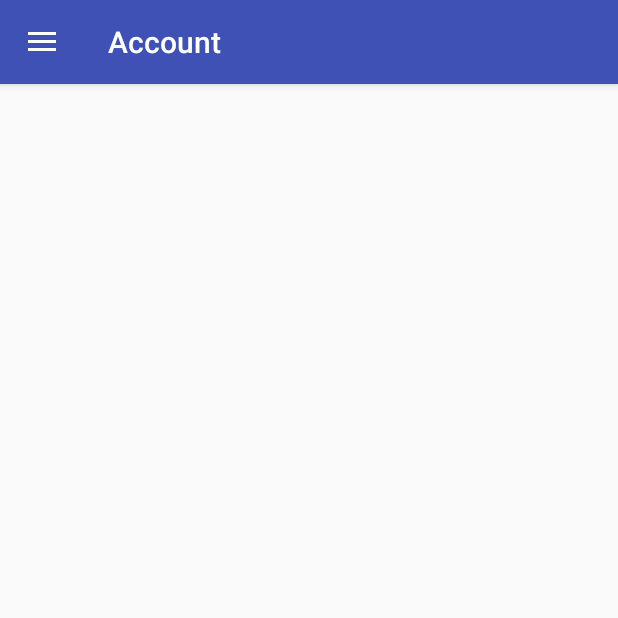
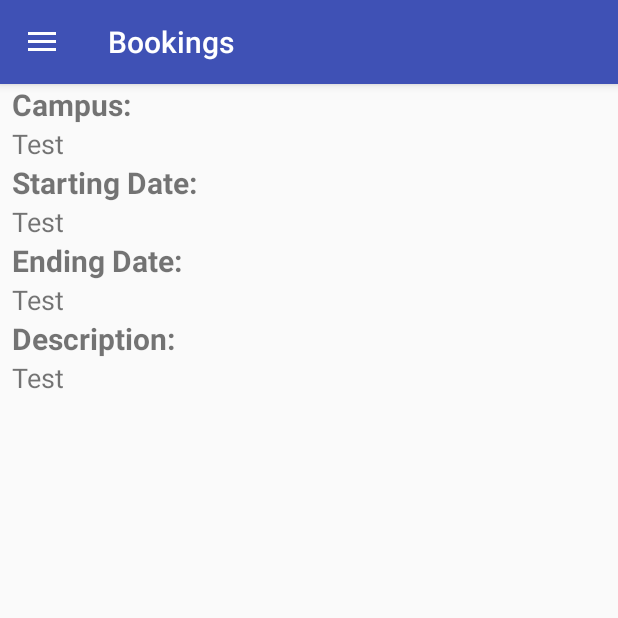
Before and after one commit to BMourtzis/UTSHELPS, an Android app: the fragment BookingFragment placed in its activity, on a phone screen of 412 x 824 dp, the top half of it. Run offline under Robolectric (Android 15) with nearby library versions, the phone set to English and light mode, and no system bars; 6 statements that could not run were skipped.

Commit message:
Added booking view, tried registration, fixed layout padding

```diff
--- a/SDPprototype/app/src/main/java/com/example/gianni/sdpprototype/Fragments/BookingFragment.java
+++ b/SDPprototype/app/src/main/java/com/example/gianni/sdpprototype/Fragments/BookingFragment.java
@@ -10,7 +10,16 @@ import android.view.ViewGroup;
 import android.widget.TextView;
 
 import com.example.gianni.sdpprototype.Models.Booking;
+import com.example.gianni.sdpprototype.Models.Campus;
 import com.example.gianni.sdpprototype.R;
+import com.example.gianni.sdpprototype.Responses.GenericResponse;
+import com.example.gianni.sdpprototype.RestService.RestClient;
+
+import java.util.List;
+
+import retrofit2.Call;
+import retrofit2.Callback;
+import retrofit2.Response;
 
 
 /**
@@ -26,10 +35,21 @@ public class BookingFragment extends Fragment {
         accountView = inflater.inflate(R.layout.booking_details_layout, container, false);
 
         Bundle args = getArguments();
-
         Booking item = args.getParcelable("booking");
 
-        ((AppCompatActivity)getActivity()).getSupportActionBar().setTitle(R.string.title_account);
+        ((AppCompatActivity)getActivity()).getSupportActionBar().setTitle(item.getTopic());
+
+        TextView descText = (TextView) accountView.findViewById(R.id.booking_details_value_description);
+        descText.setText(item.getDescription());
+
+        TextView startingText = (TextView) accountView.findViewById(R.id.booking_details_value_starting);
+        startingText.setText(item.getStarting());
+
+        TextView endingText = (TextView) accountView.findViewById(R.id.booking_details_value_ending);
+        endingText.setText(item.getEnding());
+
+        RestClient client = new RestClient();
+        Call<GenericResponse<List<Campus>>> call = client.getHelpsService().getCampusList(true);
 
         return accountView;
     }
--- a/SDPprototype/app/src/main/java/com/example/gianni/sdpprototype/Fragments/BookingListFragment.java
+++ b/SDPprototype/app/src/main/java/com/example/gianni/sdpprototype/Fragments/BookingListFragment.java
@@ -3,6 +3,8 @@ package com.example.gianni.sdpprototype.Fragments;
 import android.app.Activity;
 import android.app.Fragment;
 import android.app.ListFragment;
+import android.content.Context;
+import android.content.SharedPreferences;
 import android.os.Bundle;
 import android.support.annotation.Nullable;
 import android.support.v7.app.AppCompatActivity;
@@ -40,8 +42,11 @@ public class BookingListFragment extends ListFragment {
     {
         super.onCreate(savedInstanceState);
 
+        SharedPreferences sharedPrefs = getActivity().getSharedPreferences("utshelps", Context.MODE_PRIVATE);
+        String studentId = sharedPrefs.getString("studentId", "error");
+
         RestClient client = new RestClient();
-        Call<GenericResponse<List<Booking>>> call = client.getHelpsService().getBookingList("11386617");
+        Call<GenericResponse<List<Booking>>> call = client.getHelpsService().getBookingList(studentId);
 
         call.enqueue(new Callback<GenericResponse<List<Booking>>>() {
             @Override
--- a/SDPprototype/app/src/main/java/com/example/gianni/sdpprototype/MainActivity.java
+++ b/SDPprototype/app/src/main/java/com/example/gianni/sdpprototype/MainActivity.java
@@ -2,8 +2,10 @@ package com.example.gianni.sdpprototype;
 
 import android.app.FragmentManager;
 import android.app.PendingIntent;
+import android.content.Context;
 import android.content.Intent;
 import android.content.IntentFilter;
+import android.content.SharedPreferences;
 import android.nfc.NdefMessage;
 import android.nfc.NfcAdapter;
 import android.os.Bundle;
@@ -41,12 +43,14 @@ public class MainActivity extends AppCompatActivity
         setContentView(R.layout.activity_main);
         Toolbar toolbar = (Toolbar) findViewById(R.id.toolbar);
         setSupportActionBar(toolbar);
-        getSupportActionBar().setTitle(R.string.title_landing);
 
         DrawerLayout drawer = (DrawerLayout) findViewById(R.id.drawer_layout);
         ActionBarDrawerToggle toggle = new ActionBarDrawerToggle(
                 this, drawer, toolbar, R.string.navigation_drawer_open, R.string.navigation_drawer_close);
         toggle.syncState();
+
+        FragmentManager fragmentManager = getFragmentManager();
+        fragmentManager.beginTransaction().replace(R.id.content_frame, new BookingListFragment()).commit();
 
         NavigationView navigationView = (NavigationView) findViewById(R.id.nav_view);
         navigationView.setNavigationItemSelectedListener(this);
--- a/SDPprototype/app/src/main/java/com/example/gianni/sdpprototype/RestService/HELPS_Service.java
+++ b/SDPprototype/app/src/main/java/com/example/gianni/sdpprototype/RestService/HELPS_Service.java
@@ -24,6 +24,7 @@ import retrofit2.http.QueryMap;
  */
 public interface HELPS_Service
 {
+    //GETS
     @Headers("AppKey:123456")
     @GET("student/get")
     Call<GenericResponse<Student>> getStudent(@Query("studentId") String studentId);
@@ -44,12 +45,13 @@ public interface HELPS_Service
     @GET("workshop/booking/search")
     Call<GenericResponse<List<Booking>>>  getBookingList(@Query("StudentId") String studentId);
 
+    //POSTS
     @Headers({
             "AppKey:123456",
             "Content-Type:application/json"
     })
     @POST("student/register")
-    Call<GenericResponse<Objects>> registerStudent(@Body Student student);
+    Call<GenericResponse> registerStudent(@Body Student student);
 
     @Headers("AppKey:123456")
     @POST("workshop/booking/create")
--- a/SDPprototype/app/src/main/res/layout/booking_details_layout.xml
+++ b/SDPprototype/app/src/main/res/layout/booking_details_layout.xml
@@ -1,6 +1,63 @@
 <?xml version="1.0" encoding="utf-8"?>
-<LinearLayout xmlns:android="http://schemas.android.com/apk/res/android"
-    android:orientation="vertical" android:layout_width="match_parent"
-    android:layout_height="match_parent">
+<ScrollView xmlns:android="http://schemas.android.com/apk/res/android"
+    android:layout_width="fill_parent" android:layout_height="fill_parent">
 
-</LinearLayout>
+    <LinearLayout xmlns:android="http://schemas.android.com/apk/res/android"
+        android:orientation="vertical" android:layout_width="match_parent"
+        android:layout_height="match_parent">
+
+    <TextView android:id="@+id/booking_details_label_campus"
+        android:textSize="20sp"
+        android:textStyle="bold"
+        android:layout_width="wrap_content"
+        android:layout_height="wrap_content"
+        android:text="Campus: " />
+
+    <TextView android:id="@+id/booking_details_value_campus"
+        android:textSize="18sp"
+        android:layout_width="wrap_content"
+        android:layout_height="wrap_content"
+        android:text="Test" />
+
+    <TextView android:id="@+id/booking_details_label_starting"
+        android:textSize="20sp"
+        android:textStyle="bold"
+        android:layout_width="wrap_content"
+        android:layout_height="wrap_content"
+        android:text="Starting Date: " />
+
+    <TextView android:id="@+id/booking_details_value_starting"
+        android:textSize="18sp"
+        android:layout_width="wrap_content"
+        android:layout_height="wrap_content"
+        android:text="Test" />
+
+    <TextView android:id="@+id/booking_details_label_ending"
+        android:textSize="20sp"
+        android:textStyle="bold"
+        android:layout_width="wrap_content"
+        android:layout_height="wrap_content"
+        android:text="Ending Date: " />
+
+    <TextView android:id="@+id/booking_details_value_ending"
+        android:textSize="18sp"
+        android:layout_width="wrap_content"
+        android:layout_height="wrap_content"
+        android:text="Test" />
+
+    <TextView android:id="@+id/booking_details_label_description"
+        android:textSize="20sp"
+        android:textStyle="bold"
+        android:layout_width="wrap_content"
+        android:layout_height="wrap_content"
+        android:text="Description: " />
+
+    <TextView android:id="@+id/booking_details_value_description"
+        android:textSize="18sp"
+        android:layout_width="wrap_content"
+        android:layout_height="wrap_content"
+        android:text="Test" />
+
+    </LinearLayout>
+
+</ScrollView>
--- a/SDPprototype/app/src/main/res/layout/bookings.xml
+++ b/SDPprototype/app/src/main/res/layout/bookings.xml
@@ -6,7 +6,7 @@
         android:layout_width="wrap_content"
         android:layout_height="40dp"
         android:textAppearance="?android:attr/textAppearanceLarge"
-        android:text="Select the type of workshop"
+        android:text="Select booking to see its details"
         android:id="@+id/booking_list_heading"
         android:layout_centerHorizontal="true" />
 
--- a/SDPprototype/app/src/main/res/layout/content_main.xml
+++ b/SDPprototype/app/src/main/res/layout/content_main.xml
@@ -4,10 +4,7 @@
     xmlns:tools="http://schemas.android.com/tools"
     android:layout_width="match_parent"
     android:layout_height="match_parent"
-    android:paddingBottom="@dimen/activity_vertical_margin"
     android:paddingLeft="@dimen/activity_horizontal_margin"
-    android:paddingRight="@dimen/activity_horizontal_margin"
-    android:paddingTop="@dimen/activity_vertical_margin"
     app:layout_behavior="@string/appbar_scrolling_view_behavior"
     tools:context="com.example.gianni.sdpprototype.MainActivity"
     tools:showIn="@layout/app_bar_main">
--- a/SDPprototype/app/src/main/res/values/dimens.xml
+++ b/SDPprototype/app/src/main/res/values/dimens.xml
@@ -3,7 +3,7 @@
     <dimen name="nav_header_vertical_spacing">16dp</dimen>
     <dimen name="nav_header_height">160dp</dimen>
     <!-- Default screen margins, per the Android Design guidelines. -->
-    <dimen name="activity_horizontal_margin">16dp</dimen>
+    <dimen name="activity_horizontal_margin">8dp</dimen>
     <dimen name="activity_vertical_margin">16dp</dimen>
     <dimen name="fab_margin">16dp</dimen>
 </resources>
```
Also changed, not shown: SDPprototype/app/src/main/AndroidManifest.xml (+5 -4 lines), SDPprototype/app/src/main/java/com/example/gianni/sdpprototype/Fragments/AccountFragment.java (+6 -1 lines), SDPprototype/app/src/main/java/com/example/gianni/sdpprototype/LoginActivity.java (+9 -0 lines), SDPprototype/app/src/main/java/com/example/gianni/sdpprototype/Models/Student.java (+14 -0 lines), SDPprototype/app/src/main/java/com/example/gianni/sdpprototype/Register.java (+40 -4 lines), SDPprototype/app/src/main/res/layout/register.xml (+64 -82 lines).
